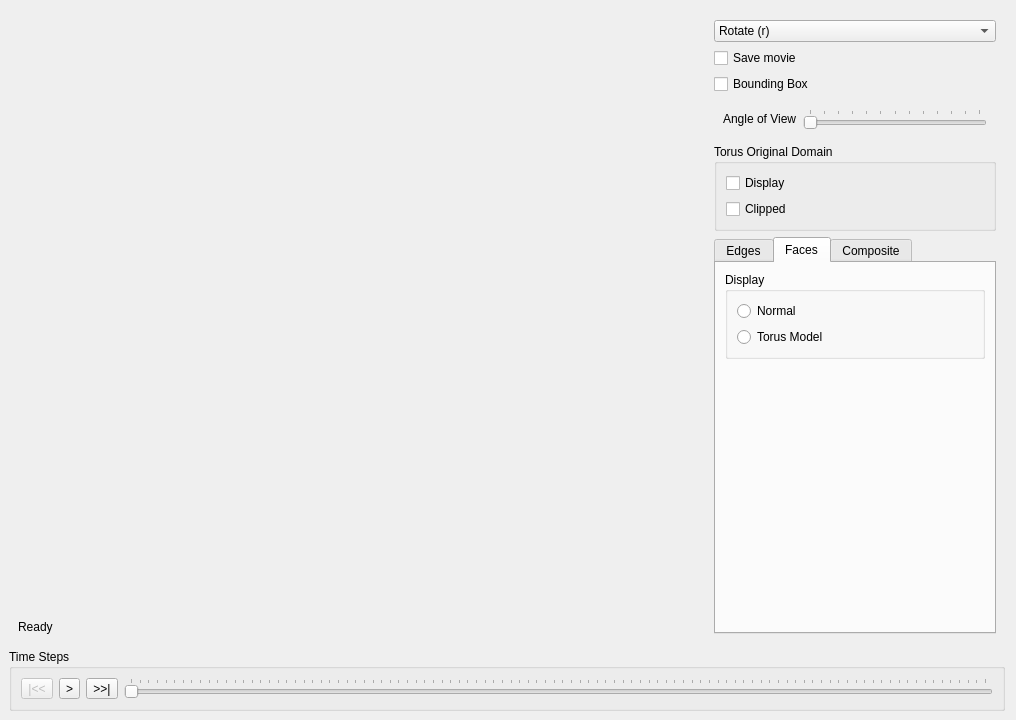
danlipsa/foamvis, file Window.ui: the form before one commit.
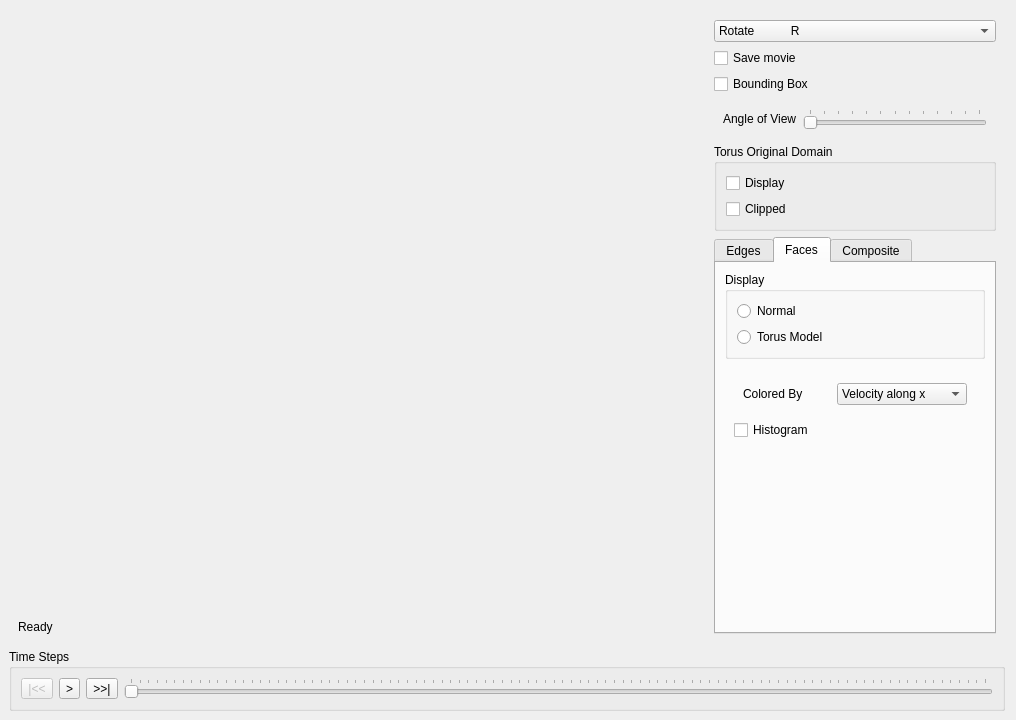
The form after the commit. The open tabs and pages were chosen to show the change. Custom widgets are drawn as their Qt base class.

```diff
--- a/Window.ui
+++ b/Window.ui
@@ -143,7 +143,7 @@
           <widget class="QComboBox" name="comboBoxInteractionMode">
            <item>
             <property name="text">
-             <string>Rotate (r)</string>
+             <string>Rotate           R</string>
             </property>
            </item>
            <item>
@@ -436,6 +436,82 @@
                  </item>
                 </layout>
                </widget>
+               <widget class="QWidget" name="pageFacesNormal">
+                <layout class="QVBoxLayout" name="verticalLayout_4">
+                 <item>
+                  <widget class="QWidget" name="widget_2" native="true">
+                   <layout class="QHBoxLayout" name="horizontalLayout_6">
+                    <item>
+                     <widget class="QLabel" name="labelFacesColor">
+                      <property name="text">
+                       <string>Colored By</string>
+                      </property>
+                     </widget>
+                    </item>
+                    <item>
+                     <widget class="QComboBox" name="comboBoxFacesColor">
+                      <item>
+                       <property name="text">
+                        <string>Velocity along x</string>
+                       </property>
+                      </item>
+                      <item>
+                       <property name="text">
+                        <string>Velocity along y</string>
+                       </property>
+                      </item>
+                      <item>
+                       <property name="text">
+                        <string>Velocity along z</string>
+                       </property>
+                      </item>
+                      <item>
+                       <property name="text">
+                        <string>Velocity magnitute</string>
+                       </property>
+                      </item>
+                      <item>
+                       <property name="text">
+                        <string>Pressure</string>
+                       </property>
+                      </item>
+                      <item>
+                       <property name="text">
+                        <string>Volume</string>
+                       </property>
+                      </item>
+                      <item>
+                       <property name="text">
+                        <string>None</string>
+                       </property>
+                      </item>
+                     </widget>
+                    </item>
+                   </layout>
+                  </widget>
+                 </item>
+                 <item>
+                  <widget class="QCheckBox" name="checkBoxFacesHistogram">
+                   <property name="text">
+                    <string>Histogram</string>
+                   </property>
+                  </widget>
+                 </item>
+                 <item>
+                  <spacer name="verticalSpacer_3">
+                   <property name="orientation">
+                    <enum>Qt::Vertical</enum>
+                   </property>
+                   <property name="sizeHint" stdset="0">
+                    <size>
+                     <width>20</width>
+                     <height>40</height>
+                    </size>
+                   </property>
+                  </spacer>
+                 </item>
+                </layout>
+               </widget>
               </widget>
              </item>
             </layout>
```
Left out of the diff: 58 changed lines with no effect on the pictures.
